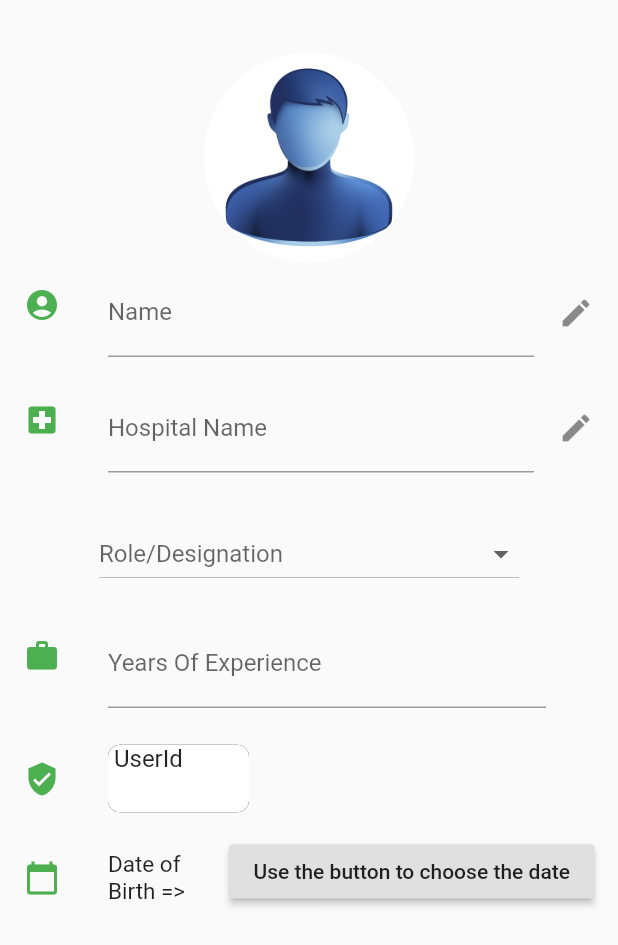
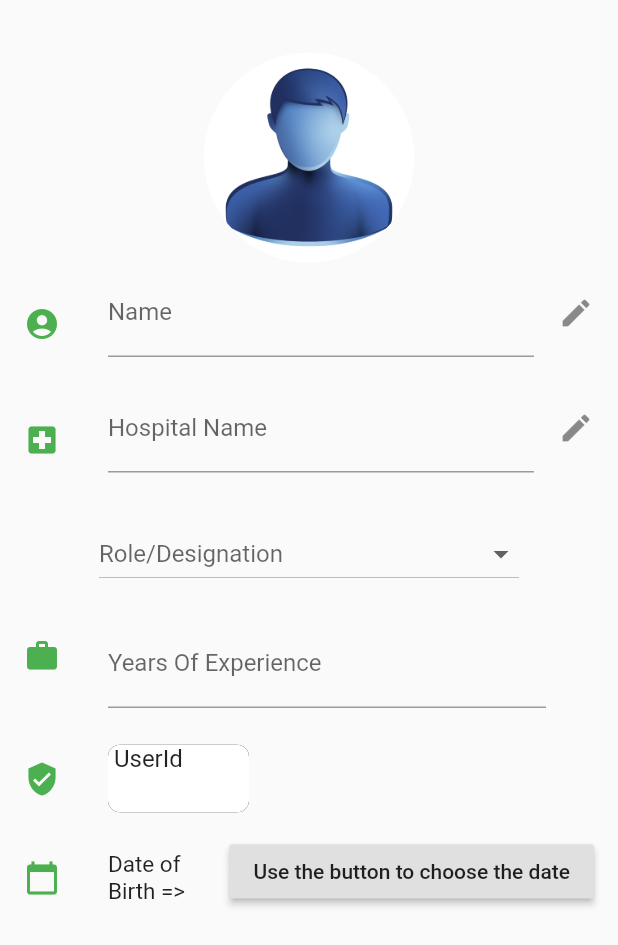
Before and after one commit to enpartha/User, a Flutter app: the screen it shows after launch, on a phone screen of 412 x 824 dp. Shown: the top 945 px of the screen. Run offline on Flutter 3.47's test engine with Material 2 defaults, Android fonts, the phone set to English and light mode, and no system bars.

Commit message:
Leading icons aligned in center

```diff
--- a/lib/main.dart
+++ b/lib/main.dart
@@ -54,9 +54,12 @@ class _MyAppState extends State<MyApp> {
               ),
               Container(
                 child: ListTile(
-                  leading: Icon(
-                    Icons.account_circle,
-                    color: Colors.green,
+                  leading: Padding(
+                    padding: const EdgeInsets.only(top:15.0),
+                    child: Icon(
+                      Icons.account_circle,
+                      color: Colors.green,
+                    ),
                   ),
                   title: TextFormField(
                     decoration: InputDecoration(
@@ -71,9 +74,12 @@ class _MyAppState extends State<MyApp> {
               ),
               Container(
                 child: ListTile(
-                  leading: Icon(
-                    Icons.local_hospital,
-                    color: Colors.green,
+                  leading: Padding(
+                    padding: const EdgeInsets.only(top:15.0),
+                    child: Icon(
+                      Icons.local_hospital,
+                      color: Colors.green,
+                    ),
                   ),
                   title: TextFormField(
                     decoration: InputDecoration(
```
Also changed, not shown: pubspec.lock.
